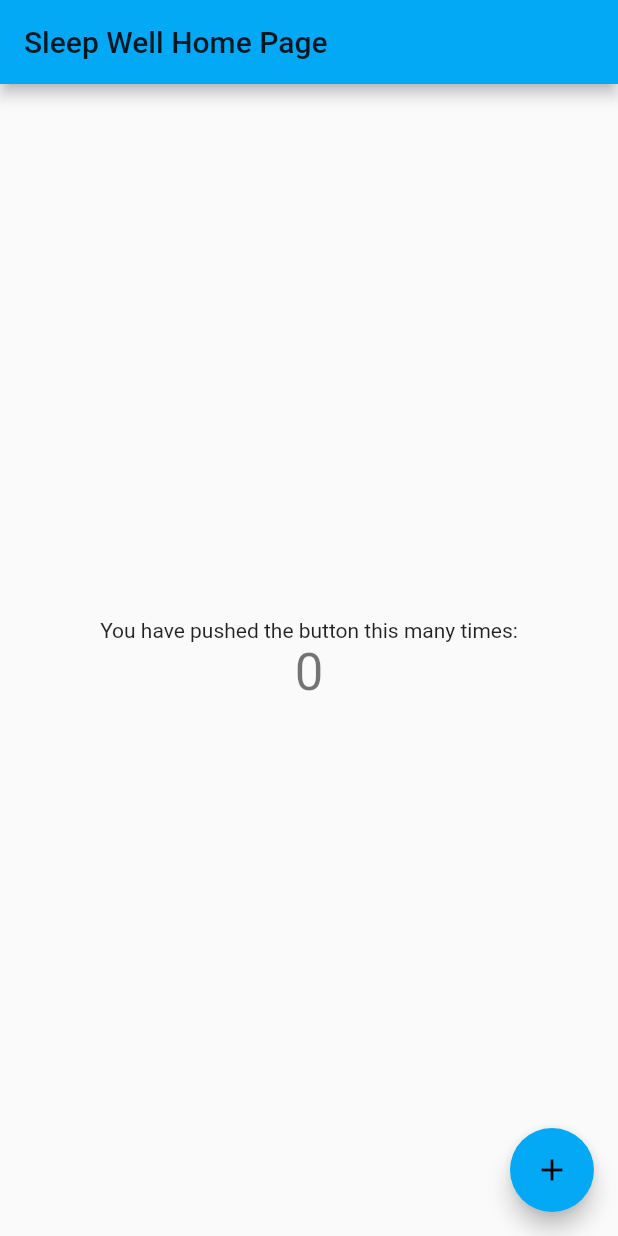
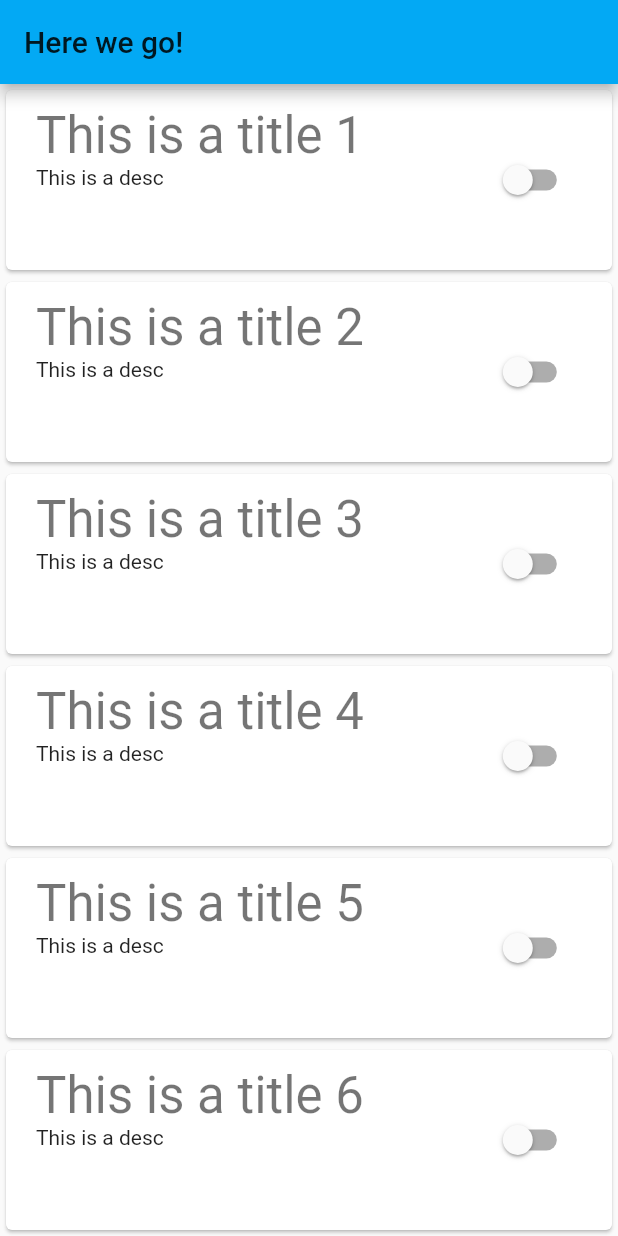
Before and after one commit to alexdor/dtu-sleepwell, a Flutter app: the screen it shows after launch, on a phone screen of 412 x 824 dp. Run offline on Flutter 3.47's test engine with Material 2 defaults, Android fonts, the phone set to English and light mode, and no system bars.

Commit message:
feat: Add platform specific widgets

```diff
--- /dev/null
+++ b/lib/components/platform_item.dart
@@ -0,0 +1,16 @@
+import 'package:flutter/cupertino.dart';
+import 'package:flutter/material.dart';
+import 'package:sleep_well/helpers/platform_widget.dart';
+
+class ItemWidget extends PlatformWidget<Widget, Widget> {
+  final Widget child;
+
+  ItemWidget({this.child});
+
+  @override
+  Widget createAndroidWidget(BuildContext context) => new Card(
+        child: child,
+      );
+  @override
+  Widget createIosWidget(BuildContext context) => child;
+}
--- /dev/null
+++ b/lib/components/platform_scaffold.dart
@@ -0,0 +1,30 @@
+import 'package:flutter/cupertino.dart';
+import 'package:flutter/material.dart';
+import 'package:sleep_well/helpers/platform_widget.dart';
+
+class PlatformScaffold extends PlatformWidget<CupertinoPageScaffold, Scaffold> {
+  final String title;
+  final Widget child;
+
+  PlatformScaffold({this.title, this.child});
+
+  @override
+  Scaffold createAndroidWidget(BuildContext context) {
+    return new Scaffold(
+      appBar: new AppBar(
+        title: new Text(title),
+      ),
+      body: child,
+    );
+  }
+
+  @override
+  CupertinoPageScaffold createIosWidget(BuildContext context) {
+    return new CupertinoPageScaffold(
+      navigationBar: new CupertinoNavigationBar(
+        middle: new Text(title),
+      ),
+      child: child,
+    );
+  }
+}
--- /dev/null
+++ b/lib/components/platform_switch.dart
@@ -0,0 +1,26 @@
+import 'package:flutter/cupertino.dart';
+import 'package:flutter/material.dart';
+import 'package:sleep_well/helpers/platform_widget.dart';
+
+class PlatformSwitch extends PlatformWidget<CupertinoSwitch, Switch> {
+  final onChanged;
+  final value;
+
+  PlatformSwitch({this.onChanged, this.value});
+
+  @override
+  Switch createAndroidWidget(BuildContext context) {
+    return new Switch(
+      onChanged: onChanged,
+      value: value,
+    );
+  }
+
+  @override
+  CupertinoSwitch createIosWidget(BuildContext context) {
+    return new CupertinoSwitch(
+      onChanged: onChanged,
+      value: value,
+    );
+  }
+}
--- a/lib/main.dart
+++ b/lib/main.dart
@@ -1,4 +1,6 @@
+import 'package:flutter/cupertino.dart';
 import 'package:flutter/material.dart';
+import 'package:sleep_well/screens/home_screen.dart';
 
 void main() => runApp(MyApp());
 
@@ -24,88 +26,3 @@ class MyApp extends StatelessWidget {
     );
   }
 }
-
-class MyHomePage extends StatefulWidget {
-  MyHomePage({Key key, this.title}) : super(key: key);
-
-  // This widget is the home page of your application. It is stateful, meaning
-  // that it has a State object (defined below) that contains fields that affect
-  // how it looks.
-
-  // This class is the configuration for the state. It holds the values (in this
-  // case the title) provided by the parent (in this case the App widget) and
-  // used by the build method of the State. Fields in a Widget subclass are
-  // always marked "final".
-
-  final String title;
-
-  @override
-  _MyHomePageState createState() => _MyHomePageState();
-}
-
-class _MyHomePageState extends State<MyHomePage> {
-  int _counter = 0;
-
-  void _incrementCounter() {
-    setState(() {
-      // This call to setState tells the Flutter framework that something has
-      // changed in this State, which causes it to rerun the build method below
-      // so that the display can reflect the updated values. If we changed
-      // _counter without calling setState(), then the build method would not be
-      // called again, and so nothing would appear to happen.
-      _counter++;
-    });
-  }
-
-  @override
-  Widget build(BuildContext context) {
-    // This method is rerun every time setState is called, for instance as done
-    // by the _incrementCounter method above.
-    //
-    // The Flutter framework has been optimized to make rerunning build methods
-    // fast, so that you can just rebuild anything that needs updating rather
-    // than having to individually change instances of widgets.
-    return Scaffold(
-      appBar: AppBar(
-        // Here we take the value from the MyHomePage object that was created by
-        // the App.build method, and use it to set our appbar title.
-        title: Text(widget.title),
-      ),
-      body: Center(
-        // Center is a layout widget. It takes a single child and positions it
-        // in the middle of the parent.
-        child: Column(
-          // Column is also layout widget. It takes a list of children and
-          // arranges them vertically. By default, it sizes itself to fit its
-          // children horizontally, and tries to be as tall as its parent.
-          //
-          // Invoke "debug painting" (press "p" in the console, choose the
-          // "Toggle Debug Paint" action from the Flutter Inspector in Android
-          // Studio, or the "Toggle Debug Paint" command in Visual Studio Code)
-          // to see the wireframe for each widget.
-          //
-          // Column has various properties to control how it sizes itself and
-          // how it positions its children. Here we use mainAxisAlignment to
-          // center the children vertically; the main axis here is the vertical
-          // axis because Columns are vertical (the cross axis would be
-          // horizontal).
-          mainAxisAlignment: MainAxisAlignment.center,
-          children: <Widget>[
-            Text(
-              'You have pushed the button this many times:',
-            ),
-            Text(
-              '$_counter',
-              style: Theme.of(context).textTheme.display1,
-            ),
-          ],
-        ),
-      ),
-      floatingActionButton: FloatingActionButton(
-        onPressed: _incrementCounter,
-        tooltip: 'Increment',
-        child: Icon(Icons.add),
-      ), // This trailing comma makes auto-formatting nicer for build methods.
-    );
-  }
-}
--- /dev/null
+++ b/lib/screens/home_screen.dart
@@ -0,0 +1,167 @@
+import 'package:flutter/cupertino.dart';
+import 'package:flutter/material.dart';
+import 'package:sleep_well/components/platform_item.dart';
+import 'package:sleep_well/components/platform_scaffold.dart';
+import 'package:sleep_well/components/platform_switch.dart';
+
+class MyHomePage extends StatefulWidget {
+  MyHomePage({Key key, this.title}) : super(key: key);
+  final String title;
+
+  @override
+  _MyHomePageState createState() => new _MyHomePageState();
+}
+
+class _MyHomePageState extends State<MyHomePage> {
+  var _switch = new List.filled(20, false);
+
+  @override
+  Widget build(BuildContext context) {
+    return new PlatformScaffold(
+        title: "Here we go!",
+        child: new ListView.builder(
+            itemCount: _switch.length,
+            itemBuilder: (context, index) => new ItemWidget(
+                    child: new ConstrainedBox(
+                  constraints: const BoxConstraints.expand(height: 120.0),
+                  child: new Padding(
+                    padding: const EdgeInsets.all(10.0),
+                    child: new Align(
+                      alignment: const Alignment(-1.0, -1.0),
+                      child: new Flex(
+                          direction: Axis.horizontal,
+                          mainAxisSize: MainAxisSize.max,
+                          children: <Widget>[
+                            // _imageWidget('/assets/images/dummy.jpg'),
+                            _spacerWidget,
+                            _titleAndDescriptionWidget(
+                                'This is a title', index + 1),
+                            _spacerWidget,
+                            _switchWidget(index),
+                          ]),
+                    ),
+                  ),
+                ))));
+  }
+
+  Widget _imageWidget(imageAsset) => new Image.asset(imageAsset);
+
+  final _spacerWidget = new ConstrainedBox(
+    constraints: const BoxConstraints.tightFor(width: 10.0),
+  );
+
+  Widget _titleAndDescriptionWidget(title, index) => new Flexible(
+      flex: 4,
+      fit: FlexFit.loose,
+      child: new Align(
+          alignment: const Alignment(-1.0, -1.0),
+          child: new Column(
+            crossAxisAlignment: CrossAxisAlignment.start,
+            mainAxisAlignment: MainAxisAlignment.start,
+            mainAxisSize: MainAxisSize.max,
+            children: <Widget>[
+              new Text(
+                "$title $index ",
+                style: Theme.of(context).textTheme.display1,
+              ),
+              new Text(
+                "This is a desc",
+                style: Theme.of(context).textTheme.body1,
+              ),
+            ],
+          )));
+
+  Widget _switchWidget(index) => new Flexible(
+        flex: 1,
+        fit: FlexFit.loose,
+        child: new PlatformSwitch(
+          onChanged: (value) => setState(() => _switch[index] = value),
+          value: _switch[index],
+        ),
+      );
+}
+
+// class MyHomePage extends StatefulWidget {
+//   MyHomePage({Key key, this.title}) : super(key: key);
+
+//   // This widget is the home page of your application. It is stateful, meaning
+//   // that it has a State object (defined below) that contains fields that affect
+//   // how it looks.
+
+//   // This class is the configuration for the state. It holds the values (in this
+//   // case the title) provided by the parent (in this case the App widget) and
+//   // used by the build method of the State. Fields in a Widget subclass are
+//   // always marked "final".
+
+//   final String title;
+
+//   @override
+//   _MyHomePageState createState() => _MyHomePageState();
+// }
+
+// class _MyHomePageState extends State<MyHomePage> {
+//   int _counter = 0;
+
+//   void _incrementCounter() {
+//     setState(() {
+//       // This call to setState tells the Flutter framework that something has
+//       // changed in this State, which causes it to rerun the build method below
+//       // so that the display can reflect the updated values. If we changed
+//       // _counter without calling setState(), then the build method would not be
+//       // called again, and so nothing would appear to happen.
+//       _counter++;
+//     });
+//   }
+
+//   @override
+//   Widget build(BuildContext context) {
+//     // This method is rerun every time setState is called, for instance as done
+//     // by the _incrementCounter method above.
+//     //
+//     // The Flutter framework has been optimized to make rerunning build methods
+//     // fast, so that you can just rebuild anything that needs updating rather
+//     // than having to individually change instances of widgets.
+//     return Scaffold(
+//       appBar: AppBar(
+//         // Here we take the value from the MyHomePage object that was created by
+//         // the App.build method, and use it to set our appbar title.
+//         title: Text(widget.title),
+//       ),
+//       body: Center(
+//         // Center is a layout widget. It takes a single child and positions it
+//         // in the middle of the parent.
+//         child: Column(
+//           // Column is also layout widget. It takes a list of children and
+//           // arranges them vertically. By default, it sizes itself to fit its
+//           // children horizontally, and tries to be as tall as its parent.
+//           //
+//           // Invoke "debug painting" (press "p" in the console, choose the
+//           // "Toggle Debug Paint" action from the Flutter Inspector in Android
+//           // Studio, or the "Toggle Debug Paint" command in Visual Studio Code)
+//           // to see the wireframe for each widget.
+//           //
+//           // Column has various properties to control how it sizes itself and
+//           // how it positions its children. Here we use mainAxisAlignment to
+//           // center the children vertically; the main axis here is the vertical
+//           // axis because Columns are vertical (the cross axis would be
+//           // horizontal).
+//           mainAxisAlignment: MainAxisAlignment.center,
+//           children: <Widget>[
+//             Text(
+//               'You have pushed the button this many times:',
+//             ),
+//             Text(
+//               '$_counter',
+//               style: Theme.of(context).textTheme.display1,
+//             ),
+//           ],
+//         ),
+//       ),
+//       floatingActionButton: FloatingActionButton(
+//         onPressed: _incrementCounter,
+//         tooltip: 'Increment',
+//         child: Icon(Icons.add),
+//       ), // This trailing comma makes auto-formatting nicer for build methods.
+//     );
+//   }
+// }
```
Also changed, not shown: lib/components/platform_button.dart (added, +27 -0 lines), lib/helpers/platform_widget.dart (added, +19 -0 lines), lib/screens/list_screen.dart (added, +82 -0 lines).
